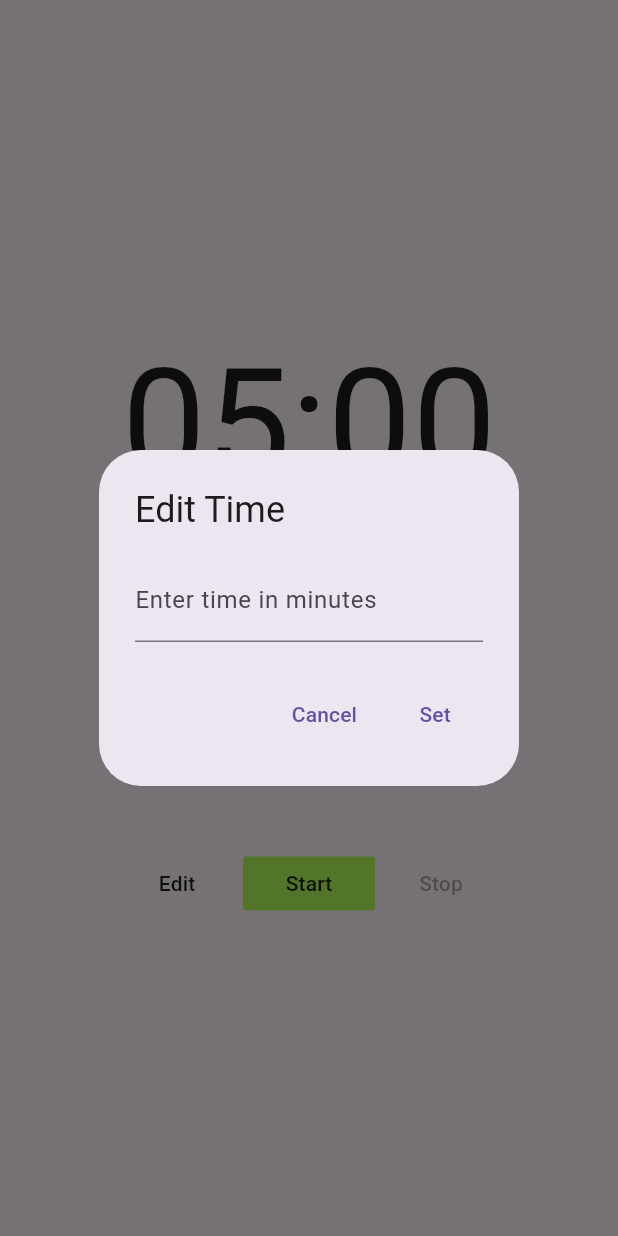
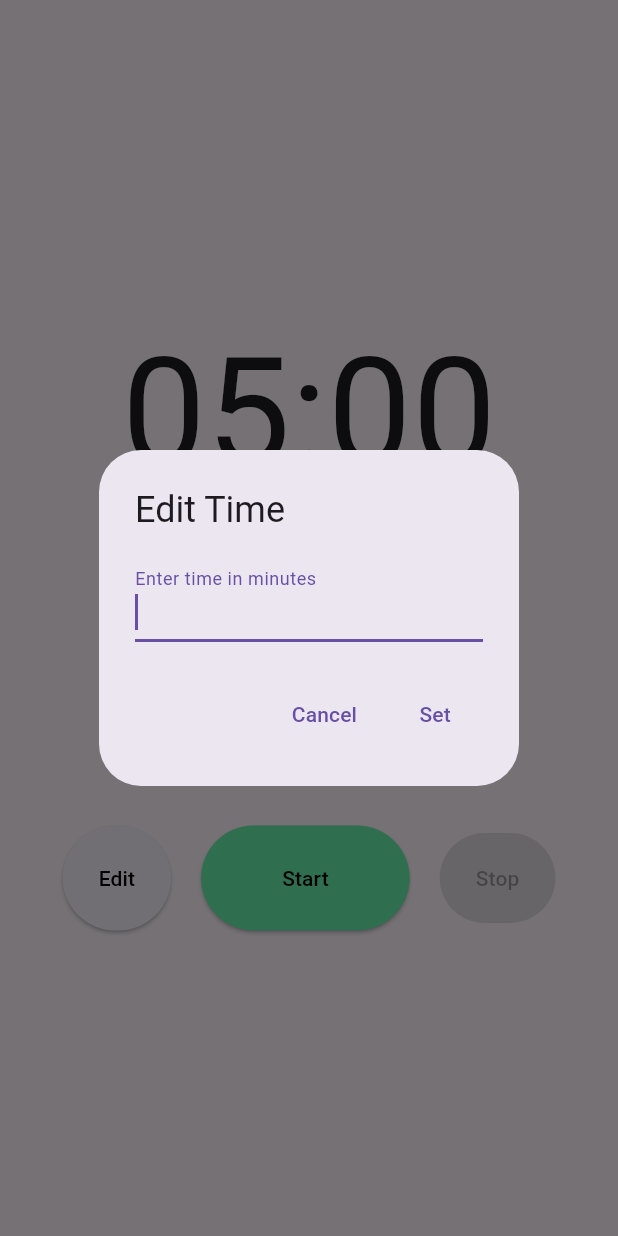
Before and after one commit to veersheth/meditator, a Flutter app: the screen it shows after launch, after a tap on "Edit", on a phone screen of 412 x 824 dp. Run offline on Flutter 3.47's test engine with Material 3 defaults, Android fonts, the phone set to English and light mode, and no system bars.

Commit message:
style up buttons

```diff
--- a/lib/homepage.dart
+++ b/lib/homepage.dart
@@ -9,7 +9,7 @@ class HomePage extends StatefulWidget {
 }
 
 class _HomePageState extends State<HomePage> {
-  int timeLeft = 5 * 60; // 5 minutes in seconds
+  int timeLeft = 5 * 60;
   Timer? _timer;
   final TextEditingController _controller = TextEditingController();
 
@@ -17,6 +17,7 @@ class _HomePageState extends State<HomePage> {
     setState(() {
       _timer?.cancel();
       _timer = null;
+      timeLeft = 5 * 60;
     });
   }
 
@@ -35,9 +36,7 @@ class _HomePageState extends State<HomePage> {
   }
 
   void forceEndMeditation() {
-    // Logic to forcefully end the meditation
     _endMeditation();
-    // Additional logic for force ending can be added here
   }
 
   void _confirmEndMeditation() {
@@ -51,14 +50,14 @@ class _HomePageState extends State<HomePage> {
             TextButton(
               child: const Text("Cancel"),
               onPressed: () {
-                Navigator.of(context).pop(); // Close the dialog
+                Navigator.of(context).pop();
               },
             ),
             TextButton(
               child: const Text("Yes"),
               onPressed: () {
                 forceEndMeditation();
-                Navigator.of(context).pop(); // Close the dialog
+                Navigator.of(context).pop();
               },
             ),
           ],
@@ -84,6 +83,7 @@ class _HomePageState extends State<HomePage> {
           title: const Text("Edit Time"),
           content: TextField(
             controller: _controller,
+            autofocus: true,
             keyboardType: TextInputType.number,
             decoration: const InputDecoration(
               labelText: 'Enter time in minutes',
@@ -93,14 +93,14 @@ class _HomePageState extends State<HomePage> {
             TextButton(
               child: const Text("Cancel"),
               onPressed: () {
-                Navigator.of(context).pop(); // Close the dialog
+                Navigator.of(context).pop();
               },
             ),
             TextButton(
               child: const Text("Set"),
               onPressed: () {
                 _updateTimeLimit(_controller.text);
-                Navigator.of(context).pop(); // Close the dialog and update time
+                Navigator.of(context).pop();
               },
             ),
           ],
@@ -123,31 +123,52 @@ class _HomePageState extends State<HomePage> {
           mainAxisAlignment: MainAxisAlignment.spaceEvenly,
           children: [
             Text(
-              timeLeft <= 0 ? 'DONE' : formattedTime,
+              timeLeft <= 0 ? 'D O N E' : formattedTime,
               style: const TextStyle(fontSize: 100),
             ),
             Row(
               mainAxisAlignment: MainAxisAlignment.center,
               children: [
-                MaterialButton(
+                ElevatedButton(
                   onPressed: _showEditTimeDialog,
-                  elevation: 0,
-                  child: const Text("Edit"),
+                  style: ElevatedButton.styleFrom(
+                    foregroundColor: Colors.black,
+                  ),
+                  child: const Padding(
+                    padding: EdgeInsets.symmetric(vertical: 25.0),
+                    child: Text(
+                      "Edit",
+                    ),
+                  ),
                 ),
-                MaterialButton(
+                const SizedBox(width: 20),
+                ElevatedButton(
                   onPressed: _timer == null ? _startMeditation : null,
-                  color: Colors.lightGreenAccent,
-                  elevation: 0,
-                  child: const Text("Start"),
+                  style: ElevatedButton.styleFrom(
+                    backgroundColor: Colors.greenAccent,
+                    foregroundColor: Colors.black,
+                  ),
+                  child: const Padding(
+                    padding:
+                        EdgeInsets.symmetric(vertical: 25.0, horizontal: 30),
+                    child: Text(
+                      "Start",
+                    ),
+                  ),
                 ),
-                MaterialButton(
-                  onPressed: _timer != null
-                      ? _confirmEndMeditation
-                      : null, // Enable button if timer is active
-                  color: Colors.redAccent,
-                  elevation: 0,
-                  child: const Text("Stop"),
-                ),
+                const SizedBox(width: 20),
+                ElevatedButton(
+                    onPressed: _timer != null ? _confirmEndMeditation : null,
+                    style: ElevatedButton.styleFrom(
+                      backgroundColor: Colors.redAccent.withOpacity(0.8),
+                      foregroundColor: Colors.white,
+                    ),
+                    child: const Padding(
+                      padding: EdgeInsets.symmetric(vertical: 20.0),
+                      child: Text(
+                        "Stop",
+                      ),
+                    )),
               ],
             ),
           ],
@@ -158,8 +179,7 @@ class _HomePageState extends State<HomePage> {
 
   @override
   void dispose() {
-    _timer
-        ?.cancel(); // Ensure the timer is canceled when the widget is disposed
+    _timer?.cancel();
     super.dispose();
   }
 }
--- a/lib/main.dart
+++ b/lib/main.dart
@@ -2,16 +2,18 @@ import 'package:flutter/material.dart';
 import 'package:meditation_gamified/homepage.dart';
 
 void main() {
-  runApp(const MainApp());
+  runApp(MainApp());
 }
 
 class MainApp extends StatelessWidget {
-  const MainApp({super.key});
+  MainApp({Key? key});
 
   @override
   Widget build(BuildContext context) {
-    return const MaterialApp(
-      home: HomePage()
+    return MaterialApp(
+      debugShowCheckedModeBanner: false,
+      theme: ThemeData(useMaterial3: true),
+      home: HomePage(),
     );
   }
 }
```
